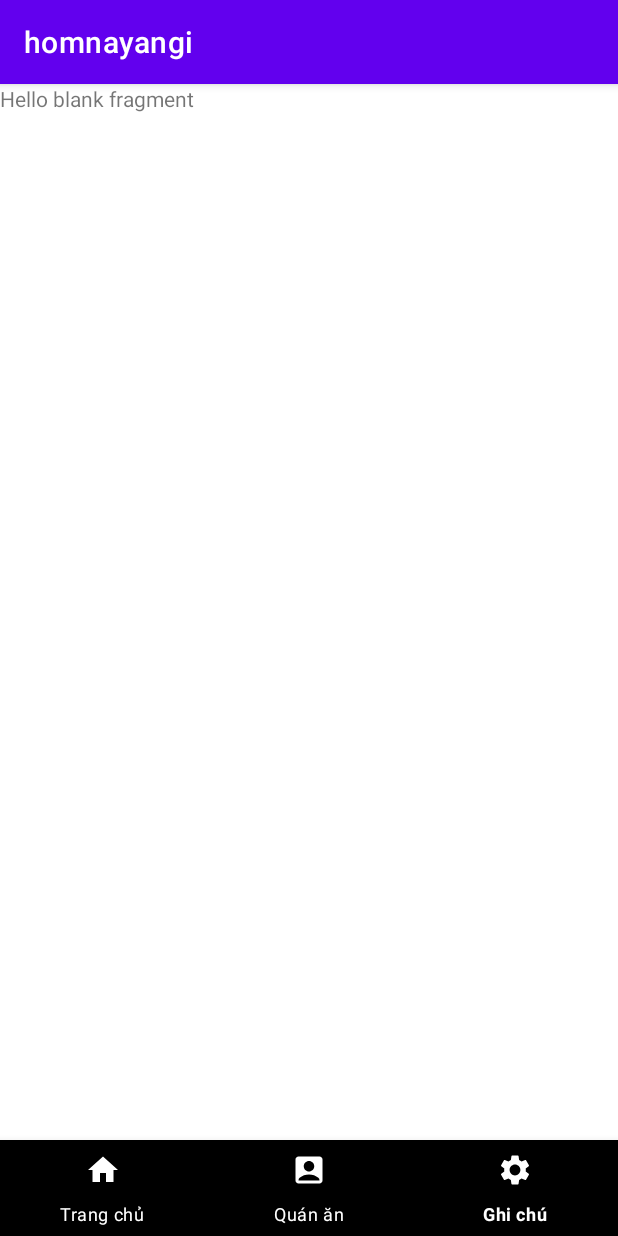
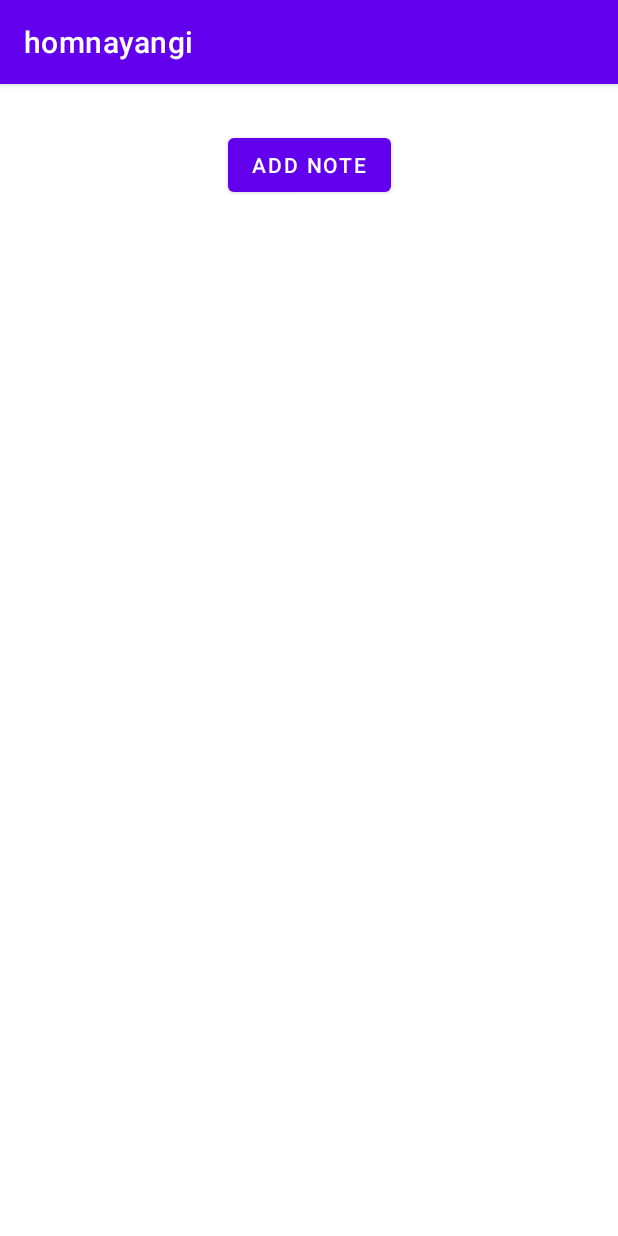
Before and after one commit to vietdtds/homnayangi, an Android app: the screen it shows after launch (MainActivity before the commit, NoteActivity after it), item 3 of the bottom bar chosen, on a phone screen of 412 x 824 dp. Run offline under Robolectric (Android 15) with nearby library versions, the phone set to English and light mode, and no system bars.

Commit message:
Xu ly note so khai

```diff
--- a/app/src/main/AndroidManifest.xml
+++ b/app/src/main/AndroidManifest.xml
@@ -23,6 +23,9 @@
                 <category android:name="android.intent.category.LAUNCHER" />
             </intent-filter>
         </activity>
+
+        <activity android:name=".NoteActivity"
+            tools:ignore="WrongManifestParent" />
     </application>
 
 </manifest>
--- a/app/src/main/java/com/example/homnayangi/HomeFragment.java
+++ b/app/src/main/java/com/example/homnayangi/HomeFragment.java
@@ -61,14 +61,14 @@ public class HomeFragment extends Fragment {
         btn_monanmn = view.findViewById(R.id.btn_monanmn);
 
         menus = new ArrayList<>();
-        menus.add(new Menu("Thuc don hom nay", new ArrayList<Meal>() {{
-            add(new Meal("1", "", ""));
-            add(new Meal("2", "", ""));
-            add(new Meal("3", "", ""));
-        }}));
-        menus.add(new Menu("Mon an dinh duong", new ArrayList<Meal>() {{
-            add(new Meal("", "", ""));
-        }}));
+//        menus.add(new Menu("Thuc don hom nay", new ArrayList<Meal>() {{
+//            add(new Meal("1", "", ""));
+//            add(new Meal("2", "", ""));
+//            add(new Meal("3", "", ""));
+//        }}));
+//        menus.add(new Menu("Mon an dinh duong", new ArrayList<Meal>() {{
+//            add(new Meal("", "", ""));
+//        }}));
 
         btn_thucdonmn.setOnClickListener(v -> {
             Intent intent = new Intent(getActivity(), PageActivity.class);
--- a/app/src/main/java/com/example/homnayangi/MainActivity.java
+++ b/app/src/main/java/com/example/homnayangi/MainActivity.java
@@ -6,12 +6,14 @@ import androidx.appcompat.app.AppCompatActivity;
 import androidx.fragment.app.Fragment;
 import androidx.fragment.app.FragmentTransaction;
 
+import android.content.Intent;
 import android.os.Bundle;
 import android.view.MenuItem;
 import android.widget.FrameLayout;
 
 import com.google.android.material.bottomnavigation.BottomNavigationView;
 import com.google.android.material.navigation.NavigationBarView;
+import com.example.homnayangi.NoteActivity;
 
 public class MainActivity extends AppCompatActivity {
 
@@ -51,10 +53,8 @@ public class MainActivity extends AppCompatActivity {
                         return true;
                     }
                     case R.id.nav_note: {
-                        fragment = NoteFragment.newInstance();
-                        FragmentTransaction fragmentTransaction = getSupportFragmentManager().beginTransaction();
-                        fragmentTransaction.replace(frameLayout.getId(), fragment);
-                        fragmentTransaction.commit();
+                        Intent intent = new Intent(MainActivity.this, NoteActivity.class );
+                        startActivity(intent);
                         return true;
                     }
                     default:
--- /dev/null
+++ b/app/src/main/java/com/example/homnayangi/NoteActivity.java
@@ -0,0 +1,151 @@
+package com.example.homnayangi;
+
+import android.app.AlertDialog;
+import android.app.Dialog;
+import android.content.DialogInterface;
+import android.database.Cursor;
+import android.os.Bundle;
+import android.view.View;
+import android.view.Window;
+import android.widget.Button;
+import android.widget.EditText;
+import android.widget.ListView;
+import android.widget.Toast;
+
+import androidx.appcompat.app.AppCompatActivity;
+
+import java.util.ArrayList;
+
+public class NoteActivity extends AppCompatActivity {
+    NoteDatabase db;
+    ListView lvNote;
+    ArrayList<Note> arrNote;
+    NoteAdapter adapter;
+    Button btn_addNote;
+
+    @Override
+    protected void onCreate(Bundle savedInstanceState) {
+        super.onCreate(savedInstanceState);
+        setContentView(R.layout.note_list);
+        lvNote = (ListView) findViewById(R.id.listghichu);
+        arrNote = new ArrayList<>();
+        btn_addNote = (Button) findViewById(R.id.btn_addNote);
+        adapter = new NoteAdapter(this, R.layout.note_item, arrNote);
+        lvNote.setAdapter(adapter);
+        btn_addNote.setOnClickListener(new View.OnClickListener() {
+            @Override
+            public void onClick(View view) {
+                DialogThem();
+            }
+        });
+        db = new NoteDatabase(this, "note.sqlite", null, 1);
+        db.QueryData("CREATE TABLE IF NOT EXISTS notes(Id INTEGER PRIMARY KEY AUTOINCREMENT,Content VARCHAR(255))");
+//        database_update.QueryData("INSERT INTO CongViec VALUES(null,'Món đậu kho cà chua mẹ thích')");
+        GetDataCongViec();
+    }
+
+    private void GetDataCongViec() {
+        //Xóa mảng cập nhật dữ liệu mới
+        Cursor cs = db.GetData("SELECT * FROM notes");
+        //here
+        arrNote.clear();
+        while (cs.moveToNext()) {
+            int id = cs.getInt(0);
+            String content = cs.getString(1);
+            arrNote.add(new Note(id,content));
+        }
+        adapter.notifyDataSetChanged();
+    }
+
+
+
+//    @Override
+//    public boolean onOptionsItemSelected(MenuItem item) {
+//        if (item.getItemId() == R.id.menuAdd) {
+//            DialogThem();
+//        }
+//        return super.onOptionsItemSelected(item);
+//    }
+
+    private void DialogThem() {
+        final Dialog dialog = new Dialog(this);
+        dialog.requestWindowFeature(Window.FEATURE_NO_TITLE);
+        dialog.setContentView(R.layout.dialog_addupdate);
+        final EditText editThem = dialog.findViewById(R.id.editText);
+        Button btnThem = dialog.findViewById(R.id.btnThem);
+        Button btnHuy = dialog.findViewById(R.id.btnHuy);
+
+        btnThem.setOnClickListener(new View.OnClickListener() {
+            @Override
+            public void onClick(View view) {
+                String tennd = editThem.getText().toString();
+                if (tennd.equals("")) {
+                    Toast.makeText(NoteActivity.this, "Vui lòng nhập tên công việc", Toast.LENGTH_SHORT).show();
+                } else {
+                    db.QueryData("INSERT INTO notes VALUES(null,'" + tennd + "')");
+                    dialog.dismiss();
+                    GetDataCongViec();
+                }
+            }
+        });
+        dialog.show();
+        btnHuy.setOnClickListener(new View.OnClickListener() {
+            @Override
+            public void onClick(View view) {
+                dialog.dismiss();
+            }
+        });
+    }
+
+    public void DialogXoaGC(String tengc, final int id) {
+        final Dialog dialog = new Dialog(this);
+        dialog.requestWindowFeature(Window.FEATURE_NO_TITLE);
+        final AlertDialog.Builder dialogXoa = new AlertDialog.Builder(this);
+        dialogXoa.setMessage("Bạn có muốn xóa ghi chú" + tengc + "thật sự?");
+        dialogXoa.setPositiveButton("Có", new DialogInterface.OnClickListener() {
+            @Override
+            public void onClick(DialogInterface dialogInterface, int i) {
+                db.QueryData("DELETE FROM notes WHERE Id='" + id + "'");
+                dialog.dismiss();
+                GetDataCongViec();
+            }
+        });
+        dialogXoa.setNegativeButton("Không", new DialogInterface.OnClickListener() {
+            @Override
+            public void onClick(DialogInterface dialogInterface, int i) {
+            }
+        });
+        dialogXoa.show();
+    }
+
+//    public void DialogSua(final int Id, String tenGC) {
+//        final Dialog dialog = new Dialog(this);
+//        dialog.requestWindowFeature(Window.FEATURE_NO_TITLE);
+//        dialog.setContentView(R.layout.dong_edit);
+//        final EditText edt = (EditText) dialog.findViewById(R.id.edtSua);
+//        Button btnluu = (Button) dialog.findViewById(R.id.btnSave);
+//        edt.setText(tenGC);
+//        Button btnthoat = (Button) dialog.findViewById(R.id.btnCancel);
+//        btnluu.setOnClickListener(new View.OnClickListener() {
+//            @Override
+//            public void onClick(View view) {
+//                String tennd = edt.getText().toString();
+//                if (tennd.equals("")) {
+//                    Toast.makeText(Update_Activity.this, "Vui lòng nhập tên công việc", Toast.LENGTH_SHORT).show();
+//                } else {
+//                    database_update.QueryData("UPDATE CongViec SET TenGC = '" + tennd + "' WHERE Id = '" + Id + "' ");
+//                    Toast.makeText(Update_Activity.this, "Đã sửa ghi chú", Toast.LENGTH_SHORT).show();
+//                    dialog.dismiss();
+//                    GetDataCongViec();
+//                }
+//            }
+//        });
+//        btnthoat.setOnClickListener(new View.OnClickListener() {
+//            @Override
+//            public void onClick(View view) {
+//                dialog.dismiss();
+//            }
+//        });
+//        dialog.show();
+
+}
--- /dev/null
+++ b/app/src/main/java/com/example/homnayangi/NoteAdapter.java
@@ -0,0 +1,67 @@
+package com.example.homnayangi;
+
+import android.content.Context;
+import android.view.LayoutInflater;
+import android.view.View;
+import android.view.ViewGroup;
+import android.widget.BaseAdapter;
+import android.widget.ImageView;
+import android.widget.TextView;
+
+import java.util.List;
+
+public class NoteAdapter extends BaseAdapter {
+    private  NoteActivity context;
+    private  int layOut;
+    private List<Note> notelist;
+
+    public NoteAdapter(NoteActivity context, int layOut, List<Note> notelist) {
+        this.context = context;
+        this.layOut = layOut;
+        this.notelist = notelist;
+    }
+
+    @Override
+    public int getCount() {
+        return notelist.size();
+    }
+
+    @Override
+    public Object getItem(int i) {
+        return null;
+    }
+
+    @Override
+    public long getItemId(int i) {
+        return 0;
+    }
+
+    @Override
+    public View getView(int i, View view, ViewGroup viewGroup) {
+        LayoutInflater inflater = (LayoutInflater) context.getSystemService(Context.LAYOUT_INFLATER_SERVICE);
+        view = inflater.inflate(layOut , null);
+
+        TextView txtTen = (TextView) view.findViewById(R.id.txtNoidung);
+        ImageView imgDelete = (ImageView) view.findViewById(R.id.imgDelete);
+        ImageView imgEdit = (ImageView) view.findViewById(R.id.imgEdit);
+
+        Note note = notelist.get(i);
+        txtTen.setText(note.getContent());
+
+        imgDelete.setOnClickListener(new View.OnClickListener() {
+            @Override
+            public void onClick(View view) {
+                context.DialogXoaGC(note.getContent(), note.getId());
+            }
+        });
+
+        imgEdit.setOnClickListener(new View.OnClickListener() {
+            @Override
+            public void onClick(View view) {
+
+            }
+        });
+
+        return view;
+    }
+}
--- /dev/null
+++ b/app/src/main/java/com/example/homnayangi/NoteDatabase.java
@@ -0,0 +1,35 @@
+package com.example.homnayangi;
+
+import android.content.Context;
+import android.database.Cursor;
+import android.database.sqlite.SQLiteDatabase;
+import android.database.sqlite.SQLiteOpenHelper;
+
+import androidx.annotation.Nullable;
+
+
+public class NoteDatabase extends SQLiteOpenHelper {
+
+    public NoteDatabase(@Nullable Context context, @Nullable String name, @Nullable SQLiteDatabase.CursorFactory factory, int version) {
+        super(context, name, factory, version);
+    }
+
+    public void QueryData(String sql){
+        SQLiteDatabase database = getWritableDatabase();
+        database.execSQL(sql);
+    }
+
+    public Cursor GetData(String sql){
+        SQLiteDatabase database = getReadableDatabase();
+        return database.rawQuery(sql,null);
+    }
+    @Override
+    public void onCreate(SQLiteDatabase sqLiteDatabase) {
+
+    }
+
+    @Override
+    public void onUpgrade(SQLiteDatabase sqLiteDatabase, int i, int i1) {
+
+    }
+}
--- /dev/null
+++ b/app/src/main/res/layout/note_list.xml
@@ -0,0 +1,32 @@
+<?xml version="1.0" encoding="utf-8"?>
+<androidx.constraintlayout.widget.ConstraintLayout xmlns:android="http://schemas.android.com/apk/res/android"
+    xmlns:tools="http://schemas.android.com/tools"
+    android:layout_width="match_parent"
+    android:layout_height="match_parent"
+    xmlns:app="http://schemas.android.com/apk/res-auto">
+
+    <ListView
+        android:id="@+id/listghichu"
+        android:layout_width="378dp"
+        android:layout_height="605dp"
+        android:layout_marginStart="8dp"
+        android:layout_marginEnd="8dp"
+        app:layout_constraintBottom_toBottomOf="parent"
+        app:layout_constraintEnd_toEndOf="parent"
+        app:layout_constraintStart_toStartOf="parent"
+        app:layout_constraintTop_toTopOf="parent"
+        app:layout_constraintVertical_bias="0.737" />
+
+    <Button
+        android:id="@+id/btn_addNote"
+        android:layout_width="wrap_content"
+        android:layout_height="wrap_content"
+        android:text="Add Note"
+        app:layout_constraintBottom_toTopOf="@+id/listghichu"
+        app:layout_constraintEnd_toEndOf="parent"
+        app:layout_constraintStart_toStartOf="parent"
+        app:layout_constraintTop_toTopOf="parent"
+        app:layout_constraintVertical_bias="0.414"
+        tools:ignore="MissingConstraints" />
+
+</androidx.constraintlayout.widget.ConstraintLayout>
```
Also changed, not shown: app/src/main/java/com/example/homnayangi/Note.java (added, +28 -0 lines), app/src/main/java/com/example/homnayangi/NoteFragment.java (+23 -13 lines), app/src/main/res/layout/dialog_addupdate.xml (added, +63 -0 lines), app/src/main/res/layout/fragment_note.xml (+28 -4 lines), app/src/main/res/layout/note_item.xml (added, +34 -0 lines).
